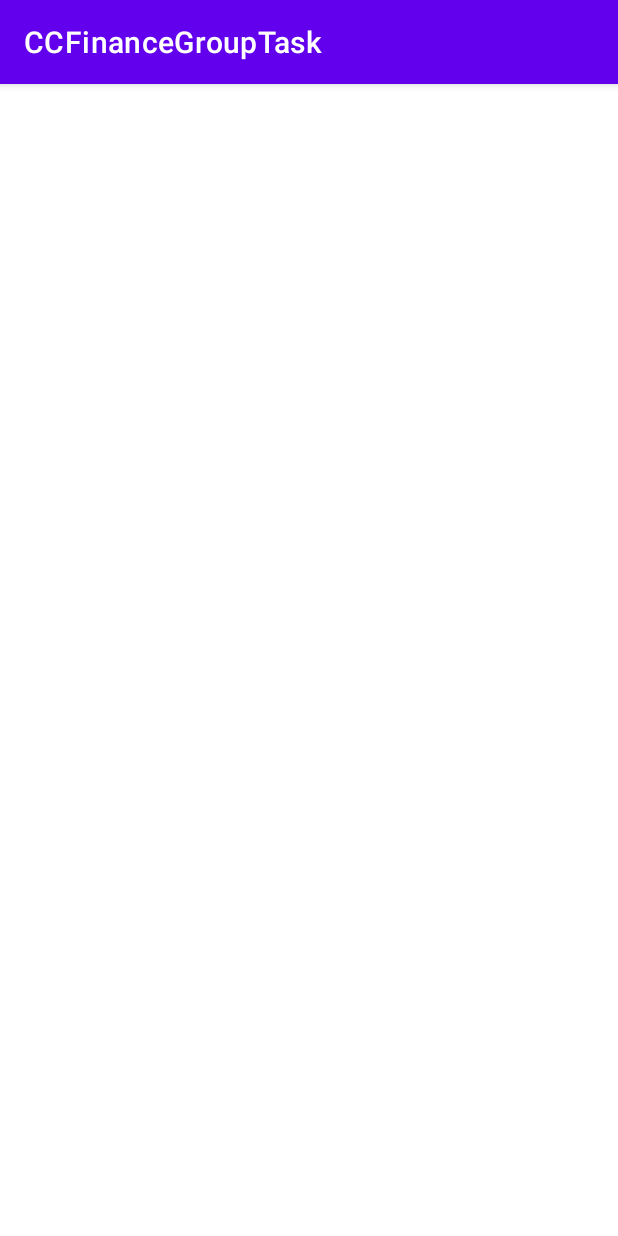
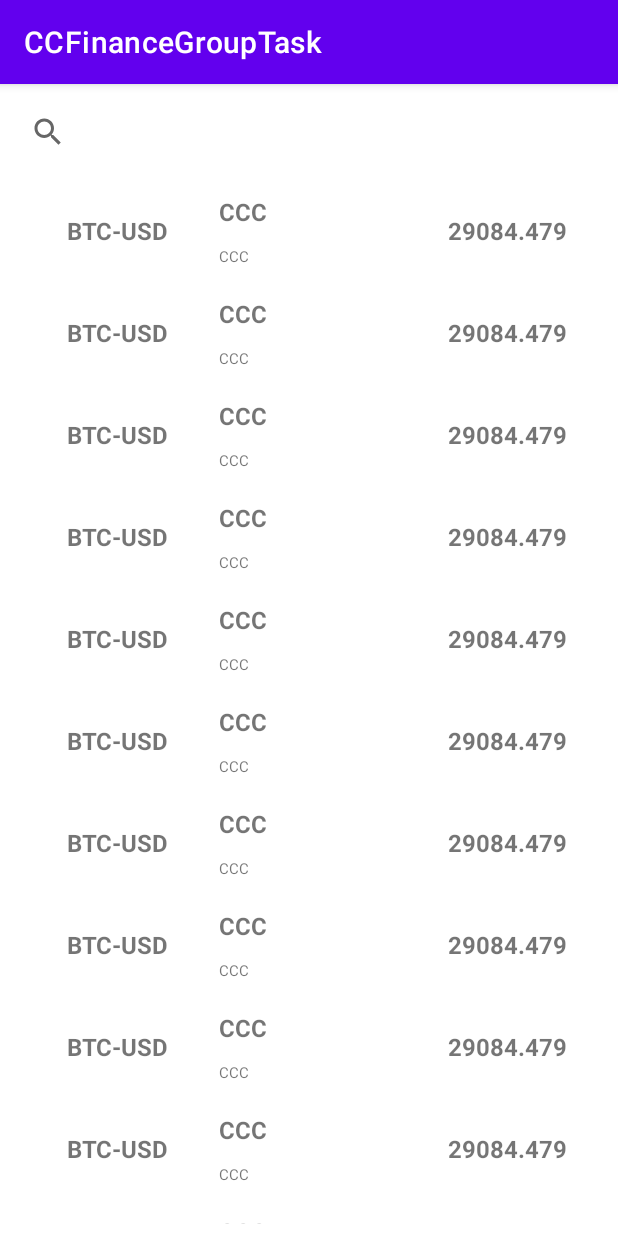
Before and after one commit to serkansorman/FinanceAppTask, an Android app: the screen it shows after launch (MainActivity), on a phone screen of 412 x 824 dp. Run offline under Robolectric (Android 15) with nearby library versions, the phone set to English and light mode, and no system bars.

Commit message:
StockListAdapter created and Stock list shown with dummy data.

```diff
--- a/app/build.gradle
+++ b/app/build.gradle
@@ -46,6 +46,12 @@ dependencies {
     // Feature module Support
     implementation "androidx.navigation:navigation-dynamic-features-fragment:$versions.navigation"
 
+    //Retrofit & Gson
+    implementation "com.squareup.retrofit2:retrofit:$versions.retrofit"
+    implementation "com.squareup.retrofit2:converter-gson:$versions.retrofit"
+    implementation 'com.jakewharton.retrofit:retrofit2-kotlin-coroutines-adapter:0.9.2'
+    implementation 'com.google.code.gson:gson:2.8.9'
+
     implementation 'androidx.core:core-ktx:1.7.0'
     implementation 'androidx.appcompat:appcompat:1.3.0'
     implementation 'com.google.android.material:material:1.4.0'
--- a/app/src/main/java/com/example/ccfinancegrouptask/base/BaseFragment.kt
+++ b/app/src/main/java/com/example/ccfinancegrouptask/base/BaseFragment.kt
@@ -26,7 +26,7 @@ abstract class BaseFragment : Fragment() {
 
     override fun onViewCreated(view: View, savedInstanceState: Bundle?) {
         super.onViewCreated(view, savedInstanceState)
-        //initUI() TODO
+        initUI()
         //initObservers() TODO
     }
 }
--- /dev/null
+++ b/app/src/main/java/com/example/ccfinancegrouptask/data/model/StockModel.kt
@@ -0,0 +1,10 @@
+package com.example.ccfinancegrouptask.data.model
+
+data class StockModel(
+    val symbol: String?,
+    val exchange: String?,
+    val fullExchangeName: String?,
+    val quoteType: String?,
+    val previousClose: String?,
+    val chartPreviousClose: String?,
+)
--- /dev/null
+++ b/app/src/main/java/com/example/ccfinancegrouptask/ui/stocklist/adapter/StockListAdapter.kt
@@ -0,0 +1,50 @@
+package com.example.ccfinancegrouptask.ui.stocklist.adapter
+
+import android.view.LayoutInflater
+import android.view.ViewGroup
+import androidx.recyclerview.widget.RecyclerView
+import com.example.ccfinancegrouptask.data.model.StockModel
+import com.example.ccfinancegrouptask.databinding.RowStockListBinding
+
+class StockListAdapter : RecyclerView.Adapter<StockListAdapter.StockViewHolder>() {
+
+    private var stockList = mutableListOf<StockModel>()
+
+    override fun onCreateViewHolder(parent: ViewGroup, viewType: Int): StockViewHolder {
+        return StockViewHolder(
+            RowStockListBinding.inflate(
+                LayoutInflater.from(parent.context),
+                parent,
+                false
+            )
+        )
+    }
+
+    override fun onBindViewHolder(holder: StockViewHolder, position: Int) {
+        holder.bind(stockList[position])
+    }
+
+    override fun getItemCount(): Int {
+        return stockList.size
+    }
+
+    fun updateStockList(stockList: MutableList<StockModel>) {
+        this.stockList.apply {
+            clear()
+            addAll(stockList)
+        }
+        notifyDataSetChanged()
+    }
+
+    inner class StockViewHolder(private val binding: RowStockListBinding) :
+        RecyclerView.ViewHolder(binding.root) {
+        fun bind(stockModel: StockModel) {
+            binding.apply {
+                textStockSymbol.text = stockModel.symbol
+                textStockLongName.text = stockModel.fullExchangeName
+                textStockShortName.text = stockModel.exchange
+                textStockPrice.text = stockModel.previousClose
+            }
+        }
+    }
+}
--- a/app/src/main/java/com/example/ccfinancegrouptask/ui/stocklist/fragment/StockListFragment.kt
+++ b/app/src/main/java/com/example/ccfinancegrouptask/ui/stocklist/fragment/StockListFragment.kt
@@ -4,23 +4,46 @@ import android.view.LayoutInflater
 import android.view.View
 import android.view.ViewGroup
 import com.example.ccfinancegrouptask.base.BaseFragment
-import com.example.ccfinancegrouptask.databinding.FragmentStockDescriptionBinding
+import com.example.ccfinancegrouptask.data.model.StockModel
+import com.example.ccfinancegrouptask.databinding.FragmentStockListBinding
+import com.example.ccfinancegrouptask.ui.stocklist.adapter.StockListAdapter
 
 class StockListFragment : BaseFragment() {
 
-    private lateinit var binding: FragmentStockDescriptionBinding
+    private lateinit var binding: FragmentStockListBinding
+    private lateinit var adapter: StockListAdapter
 
     override fun initDI() {
         TODO("Not yet implemented")
     }
 
     override fun bindView(inflater: LayoutInflater, container: ViewGroup?): View {
-        binding = FragmentStockDescriptionBinding.inflate(inflater,container,false)
+        binding = FragmentStockListBinding.inflate(inflater, container, false)
         return binding.root
     }
 
     override fun initUI() {
-        TODO("Not yet implemented")
+        adapter = StockListAdapter()
+        binding.recyclerView.adapter = adapter
+
+
+        val list = mutableListOf<StockModel>().apply {
+            repeat(20){
+                add(StockModel(
+                    "BTC-USD",
+                    "CCC",
+                    "CCC",
+                    "CRYPTO",
+                    "29084.479",
+                    "29084.479"
+                ))
+            }
+        }
+
+
+
+        adapter.updateStockList(list)
+
     }
 
     override fun initObservers() {
--- a/app/src/main/res/layout/fragment_stock_list.xml
+++ b/app/src/main/res/layout/fragment_stock_list.xml
@@ -1,8 +1,28 @@
 <?xml version="1.0" encoding="utf-8"?>
 <androidx.constraintlayout.widget.ConstraintLayout xmlns:android="http://schemas.android.com/apk/res/android"
     xmlns:app="http://schemas.android.com/apk/res-auto"
-    xmlns:tools="http://schemas.android.com/tools"
     android:layout_width="match_parent"
     android:layout_height="match_parent">
 
+    <SearchView
+        android:id="@+id/searchView"
+        android:layout_width="match_parent"
+        android:layout_height="48dp"
+        app:layout_constraintEnd_toEndOf="parent"
+        app:layout_constraintHorizontal_bias="0.0"
+        app:layout_constraintStart_toStartOf="parent"
+        app:layout_constraintTop_toTopOf="parent"
+        android:layout_margin="8dp"/>
+
+    <androidx.recyclerview.widget.RecyclerView
+        android:id="@+id/recyclerView"
+        android:layout_width="match_parent"
+        android:layout_height="0dp"
+        android:layout_margin="8dp"
+        app:layout_constraintTop_toBottomOf="@id/searchView"
+        app:layout_constraintBottom_toBottomOf="parent"
+        app:layout_constraintEnd_toEndOf="parent"
+        app:layout_constraintStart_toStartOf="parent"
+        app:layoutManager="androidx.recyclerview.widget.LinearLayoutManager" />
+
 </androidx.constraintlayout.widget.ConstraintLayout>
--- /dev/null
+++ b/app/src/main/res/layout/row_stock_list.xml
@@ -0,0 +1,72 @@
+<?xml version="1.0" encoding="utf-8"?>
+<androidx.constraintlayout.widget.ConstraintLayout xmlns:android="http://schemas.android.com/apk/res/android"
+xmlns:app="http://schemas.android.com/apk/res-auto"
+xmlns:tools="http://schemas.android.com/tools"
+android:layout_width="match_parent"
+android:layout_height="64dp"
+android:layout_margin="2dp">
+
+<LinearLayout
+    android:layout_width="match_parent"
+    android:layout_height="match_parent"
+    android:orientation="horizontal">
+
+    <TextView
+        android:id="@+id/text_stock_symbol"
+        android:layout_width="0dp"
+        android:layout_height="match_parent"
+        android:layout_margin="4dp"
+        android:layout_weight="1"
+        android:gravity="center"
+        tools:text="qweqweqwe"
+        android:textSize="16sp"
+        android:maxLines="1"
+        android:ellipsize="end"
+        android:textStyle="bold"/>
+
+    <LinearLayout
+        android:layout_width="0dp"
+        android:layout_height="match_parent"
+        android:gravity="center"
+        android:layout_weight="1"
+        android:orientation="vertical">
+
+
+        <TextView
+            android:id="@+id/text_stock_shortName"
+            android:layout_width="match_parent"
+            android:layout_height="wrap_content"
+            android:layout_marginBottom="12dp"
+            android:ellipsize="end"
+            android:maxLines="1"
+            android:textSize="16sp"
+            android:textStyle="bold"
+            tools:text="qweqweqwe" />
+
+        <TextView
+            android:id="@+id/text_stock_longName"
+            android:layout_width="match_parent"
+            android:layout_height="wrap_content"
+            tools:text = "qweqweqwe"
+            android:textSize="10sp"
+            android:text="@{postAndPhotoModel.postModel.body}"
+            android:maxLines="3"
+            android:ellipsize="end"/>
+    </LinearLayout>
+
+    <TextView
+        android:id="@+id/text_stock_price"
+        android:layout_width="0dp"
+        android:layout_height="wrap_content"
+        android:layout_weight="1"
+        android:layout_gravity="center"
+        android:gravity="center"
+        android:ellipsize="end"
+        android:maxLines="1"
+        android:textSize="16sp"
+        android:textStyle="bold"
+        tools:text="qweqweqwe" />
+
+</LinearLayout>
+
+</androidx.constraintlayout.widget.ConstraintLayout>
--- a/dependency_configs.gradle
+++ b/dependency_configs.gradle
@@ -1,7 +1,8 @@
 ext {
     versions = [
 
-            navigation : "2.4.2"
+            navigation : "2.4.2",
+            retrofit: "2.9.0"
 
     ]
 }
```
